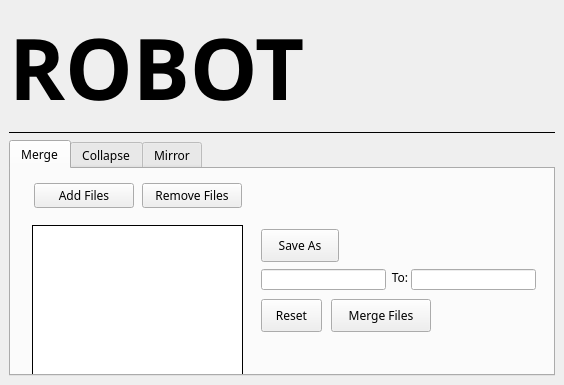
The window that main/mainwindow.ui (LukeLiu56809/GOBOT) describes before a commit, drawn with Qt 5.
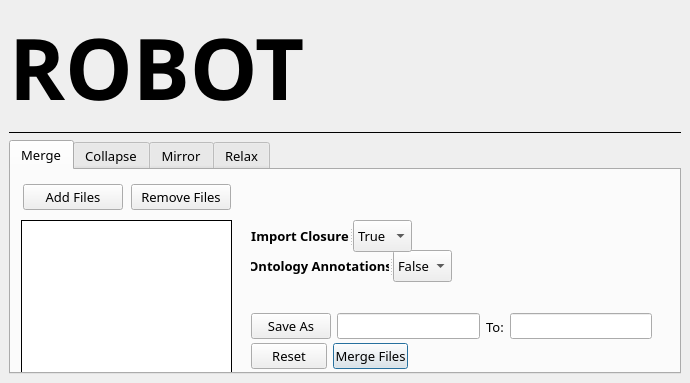
The same window after the commit. The open tabs and pages were chosen to show the change.

Commit message: Improved layout; Added options for advanced commands; Relax implemented

The edit to the form file:
```diff
--- a/main/mainwindow.ui
+++ b/main/mainwindow.ui
@@ -6,13 +6,14 @@
    <rect>
     <x>0</x>
     <y>0</y>
-    <width>564</width>
-    <height>385</height>
+    <width>690</width>
+    <height>383</height>
    </rect>
   </property>
   <property name="font">
    <font>
     <family>Futura</family>
+    <pointsize>13</pointsize>
    </font>
   </property>
   <property name="windowTitle">
@@ -50,15 +51,33 @@
     </item>
     <item row="1" column="0">
      <widget class="QTabWidget" name="tabWidget">
+      <property name="font">
+       <font>
+        <family>Galvji</family>
+        <pointsize>10</pointsize>
+       </font>
+      </property>
+      <property name="tabPosition">
+       <enum>QTabWidget::North</enum>
+      </property>
       <property name="tabShape">
        <enum>QTabWidget::Rounded</enum>
       </property>
       <property name="currentIndex">
-       <number>2</number>
+       <number>0</number>
+      </property>
+      <property name="elideMode">
+       <enum>Qt::ElideRight</enum>
       </property>
       <property name="usesScrollButtons">
        <bool>false</bool>
       </property>
+      <property name="tabsClosable">
+       <bool>false</bool>
+      </property>
+      <property name="movable">
+       <bool>false</bool>
+      </property>
       <property name="tabBarAutoHide">
        <bool>false</bool>
       </property>
@@ -66,149 +85,11 @@
        <attribute name="title">
         <string>Merge</string>
        </attribute>
-       <widget class="QPushButton" name="mergeReset">
-        <property name="geometry">
-         <rect>
-          <x>250</x>
-          <y>130</y>
-          <width>61</width>
-          <height>33</height>
-         </rect>
-        </property>
-        <property name="sizePolicy">
-         <sizepolicy hsizetype="Expanding" vsizetype="Fixed">
-          <horstretch>0</horstretch>
-          <verstretch>0</verstretch>
-         </sizepolicy>
-        </property>
-        <property name="maximumSize">
-         <size>
-          <width>150</width>
-          <height>16777215</height>
-         </size>
-        </property>
-        <property name="text">
-         <string>Reset</string>
-        </property>
-       </widget>
-       <widget class="QPushButton" name="mergeSaveAs">
-        <property name="geometry">
-         <rect>
-          <x>250</x>
-          <y>60</y>
-          <width>78</width>
-          <height>33</height>
-         </rect>
-        </property>
-        <property name="text">
-         <string>Save As</string>
-        </property>
-       </widget>
-       <widget class="QLineEdit" name="mergeNameSave">
-        <property name="geometry">
-         <rect>
-          <x>250</x>
-          <y>100</y>
-          <width>125</width>
-          <height>21</height>
-         </rect>
-        </property>
-        <property name="focusPolicy">
-         <enum>Qt::NoFocus</enum>
-        </property>
-        <property name="text">
-         <string/>
-        </property>
-        <property name="alignment">
-         <set>Qt::AlignLeading|Qt::AlignLeft|Qt::AlignVCenter</set>
-        </property>
-        <property name="dragEnabled">
-         <bool>false</bool>
-        </property>
-        <property name="placeholderText">
-         <string/>
-        </property>
-        <property name="clearButtonEnabled">
-         <bool>false</bool>
-        </property>
-       </widget>
-       <widget class="QLabel" name="label">
-        <property name="geometry">
-         <rect>
-          <x>380</x>
-          <y>100</y>
-          <width>18</width>
-          <height>17</height>
-         </rect>
-        </property>
-        <property name="text">
-         <string>To:</string>
-        </property>
-        <property name="alignment">
-         <set>Qt::AlignCenter</set>
-        </property>
-       </widget>
-       <widget class="QLineEdit" name="mergeSavePath">
-        <property name="geometry">
-         <rect>
-          <x>400</x>
-          <y>100</y>
-          <width>125</width>
-          <height>21</height>
-         </rect>
-        </property>
-        <property name="focusPolicy">
-         <enum>Qt::NoFocus</enum>
-        </property>
-       </widget>
-       <widget class="QPushButton" name="mergeButton">
-        <property name="geometry">
-         <rect>
-          <x>320</x>
-          <y>130</y>
-          <width>100</width>
-          <height>33</height>
-         </rect>
-        </property>
-        <property name="sizePolicy">
-         <sizepolicy hsizetype="Expanding" vsizetype="Fixed">
-          <horstretch>0</horstretch>
-          <verstretch>0</verstretch>
-         </sizepolicy>
-        </property>
-        <property name="minimumSize">
-         <size>
-          <width>0</width>
-          <height>0</height>
-         </size>
-        </property>
-        <property name="maximumSize">
-         <size>
-          <width>150</width>
-          <height>16777215</height>
-         </size>
-        </property>
-        <property name="autoFillBackground">
-         <bool>false</bool>
-        </property>
-        <property name="text">
-         <string>Merge Files</string>
-        </property>
-        <property name="autoDefault">
-         <bool>false</bool>
-        </property>
-        <property name="default">
-         <bool>false</bool>
-        </property>
-        <property name="flat">
-         <bool>false</bool>
-        </property>
-       </widget>
        <widget class="QListWidget" name="mergeFileNames">
         <property name="geometry">
          <rect>
-          <x>21</x>
-          <y>56</y>
+          <x>10</x>
+          <y>50</y>
           <width>211</width>
           <height>153</height>
          </rect>
@@ -223,10 +104,10 @@
        <widget class="QWidget" name="layoutWidget_2">
         <property name="geometry">
          <rect>
-          <x>21</x>
+          <x>10</x>
           <y>10</y>
           <width>212</width>
-          <height>33</height>
+          <height>34</height>
          </rect>
         </property>
         <layout class="QHBoxLayout" name="horizontalLayout">
@@ -291,6 +172,255 @@
          </item>
         </layout>
        </widget>
+       <widget class="QSplitter" name="splitter_3">
+        <property name="geometry">
+         <rect>
+          <x>240</x>
+          <y>80</y>
+          <width>201</width>
+          <height>32</height>
+         </rect>
+        </property>
+        <property name="orientation">
+         <enum>Qt::Horizontal</enum>
+        </property>
+        <widget class="QLabel" name="label_7">
+         <property name="font">
+          <font>
+           <family>Galvji</family>
+           <pointsize>10</pointsize>
+           <bold>true</bold>
+          </font>
+         </property>
+         <property name="text">
+          <string>Ontology Annotations</string>
+         </property>
+         <property name="alignment">
+          <set>Qt::AlignCenter</set>
+         </property>
+        </widget>
+        <widget class="QComboBox" name="mergeOntologyAnnotations">
+         <property name="focusPolicy">
+          <enum>Qt::NoFocus</enum>
+         </property>
+         <property name="editable">
+          <bool>false</bool>
+         </property>
+         <property name="currentText">
+          <string>False</string>
+         </property>
+         <item>
+          <property name="text">
+           <string>False</string>
+          </property>
+         </item>
+         <item>
+          <property name="text">
+           <string>True</string>
+          </property>
+         </item>
+        </widget>
+       </widget>
+       <widget class="QWidget" name="">
+        <property name="geometry">
+         <rect>
+          <x>240</x>
+          <y>140</y>
+          <width>401</width>
+          <height>33</height>
+         </rect>
+        </property>
+        <layout class="QHBoxLayout" name="horizontalLayout_6">
+         <item>
+          <widget class="QPushButton" name="mergeSaveAs">
+           <property name="focusPolicy">
+            <enum>Qt::NoFocus</enum>
+           </property>
+           <property name="text">
+            <string>Save As</string>
+           </property>
+          </widget>
+         </item>
+         <item>
+          <widget class="QLineEdit" name="mergeNameSave">
+           <property name="focusPolicy">
+            <enum>Qt::ClickFocus</enum>
+           </property>
+           <property name="text">
+            <string/>
+           </property>
+           <property name="alignment">
+            <set>Qt::AlignLeading|Qt::AlignLeft|Qt::AlignVCenter</set>
+           </property>
+           <property name="dragEnabled">
+            <bool>false</bool>
+           </property>
+           <property name="placeholderText">
+            <string/>
+           </property>
+           <property name="clearButtonEnabled">
+            <bool>false</bool>
+           </property>
+          </widget>
+         </item>
+         <item>
+          <widget class="QLabel" name="label">
+           <property name="text">
+            <string>To:</string>
+           </property>
+           <property name="alignment">
+            <set>Qt::AlignCenter</set>
+           </property>
+          </widget>
+         </item>
+         <item>
+          <widget class="QLineEdit" name="mergeSavePath">
+           <property name="focusPolicy">
+            <enum>Qt::NoFocus</enum>
+           </property>
+          </widget>
+         </item>
+        </layout>
+       </widget>
+       <widget class="QWidget" name="">
+        <property name="geometry">
+         <rect>
+          <x>240</x>
+          <y>170</y>
+          <width>157</width>
+          <height>32</height>
+         </rect>
+        </property>
+        <layout class="QHBoxLayout" name="horizontalLayout_7">
+         <item>
+          <widget class="QPushButton" name="mergeReset">
+           <property name="sizePolicy">
+            <sizepolicy hsizetype="Expanding" vsizetype="Fixed">
+             <horstretch>0</horstretch>
+             <verstretch>0</verstretch>
+            </sizepolicy>
+           </property>
+           <property name="maximumSize">
+            <size>
+             <width>150</width>
+             <height>16777215</height>
+            </size>
+           </property>
+           <property name="focusPolicy">
+            <enum>Qt::NoFocus</enum>
+           </property>
+           <property name="text">
+            <string>Reset</string>
+           </property>
+          </widget>
+         </item>
+         <item>
+          <widget class="QPushButton" name="mergeButton">
+           <property name="sizePolicy">
+            <sizepolicy hsizetype="Expanding" vsizetype="Fixed">
+             <horstretch>0</horstretch>
+             <verstretch>0</verstretch>
+            </sizepolicy>
+           </property>
+           <property name="minimumSize">
+            <size>
+             <width>0</width>
+             <height>0</height>
+            </size>
+           </property>
+           <property name="maximumSize">
+            <size>
+             <width>150</width>
+             <height>16777215</height>
+            </size>
+           </property>
+           <property name="font">
+            <font>
+             <family>Galvji</family>
+             <pointsize>10</pointsize>
+             <kerning>true</kerning>
+            </font>
+           </property>
+           <property name="focusPolicy">
+            <enum>Qt::NoFocus</enum>
+           </property>
+           <property name="autoFillBackground">
+            <bool>false</bool>
+           </property>
+           <property name="text">
+            <string>Merge Files</string>
+           </property>
+           <property name="checkable">
+            <bool>false</bool>
+           </property>
+           <property name="checked">
+            <bool>false</bool>
+           </property>
+           <property name="autoExclusive">
+            <bool>false</bool>
+           </property>
+           <property name="autoDefault">
+            <bool>false</bool>
+           </property>
+           <property name="default">
+            <bool>true</bool>
+           </property>
+           <property name="flat">
+            <bool>false</bool>
+           </property>
+          </widget>
+         </item>
+        </layout>
+       </widget>
+       <widget class="QSplitter" name="splitter_2">
+        <property name="geometry">
+         <rect>
+          <x>240</x>
+          <y>50</y>
+          <width>161</width>
+          <height>32</height>
+         </rect>
+        </property>
+        <property name="orientation">
+         <enum>Qt::Horizontal</enum>
+        </property>
+        <widget class="QLabel" name="label_6">
+         <property name="font">
+          <font>
+           <family>Galvji</family>
+           <pointsize>10</pointsize>
+           <bold>true</bold>
+          </font>
+         </property>
+         <property name="text">
+          <string>Import Closure</string>
+         </property>
+         <property name="alignment">
+          <set>Qt::AlignCenter</set>
+         </property>
+        </widget>
+        <widget class="QComboBox" name="mergeImportClosure">
+         <property name="focusPolicy">
+          <enum>Qt::NoFocus</enum>
+         </property>
+         <property name="editable">
+          <bool>false</bool>
+         </property>
+         <property name="currentText">
+          <string>True</string>
+         </property>
+         <item>
+          <property name="text">
+           <string>True</string>
+          </property>
+         </item>
+         <item>
+          <property name="text">
+           <string>False</string>
+          </property>
+         </item>
+        </widget>
+       </widget>
       </widget>
       <widget class="QWidget" name="collapse">
        <attribute name="title">
@@ -662,7 +792,12 @@
          <string>Save As</string>
         </property>
        </widget>
-       <widget class="QLabel" name="label_4">
+      </widget>
+      <widget class="QWidget" name="relax">
+       <attribute name="title">
+        <string>Relax</string>
+       </attribute>
+       <widget class="QLabel" name="label_5">
         <property name="geometry">
          <rect>
           <x>374</x>
```
Left out of the diff: 386 changed lines with no effect on the pictures. The commit also changes 30 other files.
